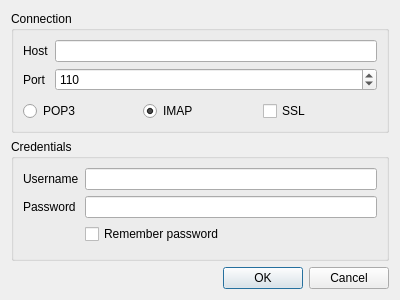
This is dialog_newprofile.ui in typp/bmail as Qt 5 draws it before an edit. The edited form follows.
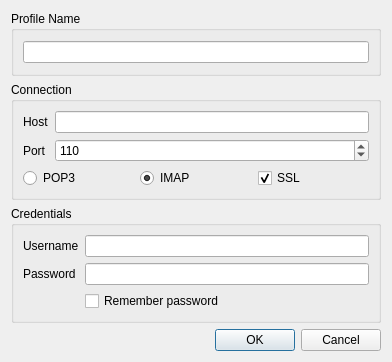
This is the edited form.

```diff
--- a/dialog_newprofile.ui
+++ b/dialog_newprofile.ui
@@ -6,14 +6,26 @@
    <rect>
     <x>0</x>
     <y>0</y>
-    <width>400</width>
-    <height>300</height>
+    <width>392</width>
+    <height>362</height>
    </rect>
   </property>
   <property name="windowTitle">
    <string>New profile</string>
   </property>
   <layout class="QVBoxLayout" name="verticalLayout">
+   <item>
+    <widget class="QGroupBox" name="groupBox_3">
+     <property name="title">
+      <string>Profile Name</string>
+     </property>
+     <layout class="QVBoxLayout" name="verticalLayout_4">
+      <item>
+       <widget class="QLineEdit" name="input_ProfileName"/>
+      </item>
+     </layout>
+    </widget>
+   </item>
    <item>
     <widget class="QGroupBox" name="groupBox_2">
      <property name="title">
@@ -75,6 +87,9 @@
           <property name="text">
            <string>SSL</string>
           </property>
+          <property name="checked">
+           <bool>true</bool>
+          </property>
          </widget>
         </item>
        </layout>
```
Left out of the diff: 48 changed lines with no effect on the pictures.
